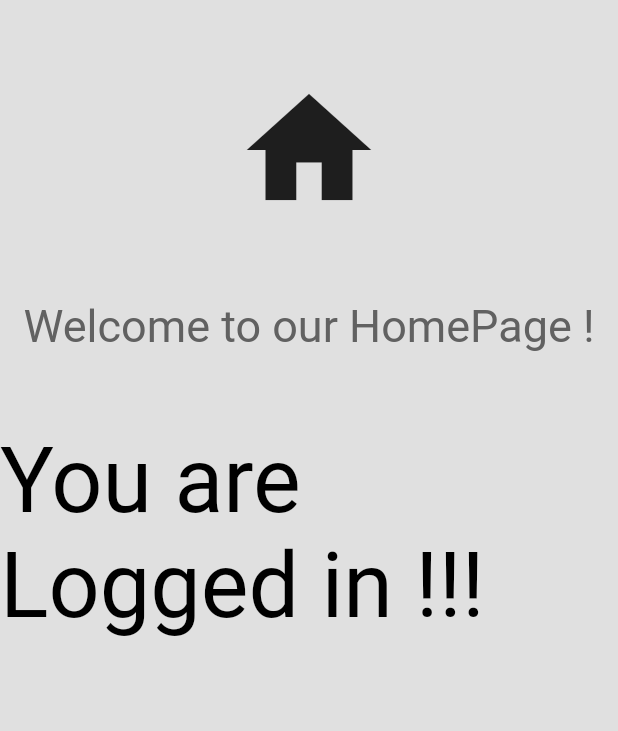
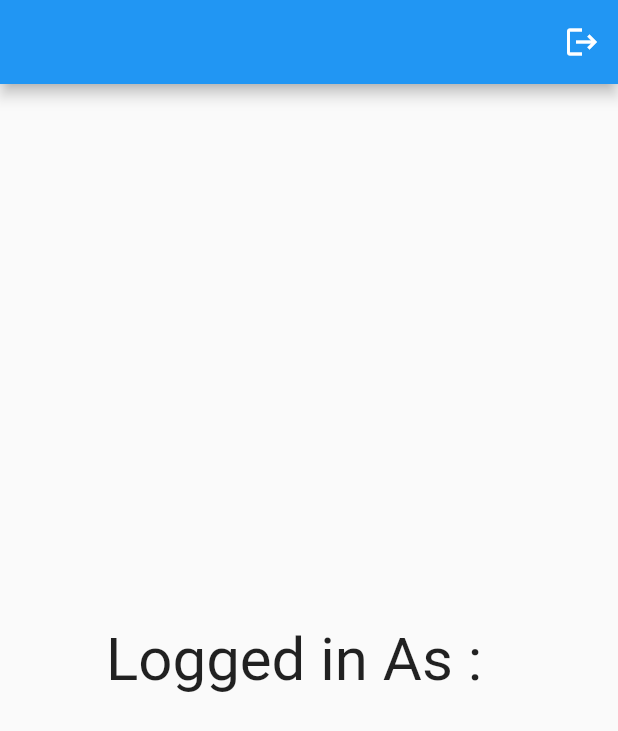
Before and after one commit to iifast2/ModernLoginUI, a Flutter app: the screen it shows once a user with an empty profile is signed in, on a phone screen of 412 x 824 dp. Shown: the top 731 px of the screen. Run offline on Flutter 3.47's test engine with Material 2 defaults, Android fonts, the phone set to English and light mode, and no system bars; our stand-ins replace firebase_auth, firebase_core; accounts and stored records are empty.

Commit message:
Commit Login, Logout working
:white_check_mark:

Commit Login, Logout working

```diff
--- a/lib/pages/home_page.dart
+++ b/lib/pages/home_page.dart
@@ -1,64 +1,29 @@
+import 'package:firebase_auth/firebase_auth.dart';
 import 'package:flutter/material.dart';
-import 'package:modernlogintute/components/my_button.dart';
-import 'package:modernlogintute/components/my_textfield.dart';
-import 'package:modernlogintute/components/square_tile.dart';
 
 class HomePage extends StatelessWidget {
-  const HomePage({Key? key}) : super(key: key);
+  HomePage({Key? key}) : super(key: key);
+
+  final user = FirebaseAuth.instance.currentUser!;
+
+// Sign user  out method
+
+  void signUserOut() {
+    FirebaseAuth.instance.signOut();
+  }
 
   @override
   Widget build(BuildContext context) {
     return Scaffold(
-      backgroundColor: Colors.grey[300],
-      body: SafeArea(
-        child: SingleChildScrollView(
-          child: Center(
-            child: Column(
-              mainAxisAlignment: MainAxisAlignment.center,
-              children: [
-                const SizedBox(height: 50),
-
-                // logo
-                const Icon(
-                  Icons.home,
-                  size: 100,
-                ),
-
-                const SizedBox(height: 50),
-
-                // Welcome to our HomePage !
-                Text(
-                  'Welcome to our HomePage !',
-                  style: TextStyle(
-                    color: Colors.grey[700],
-                    fontSize: 30,
-                  ),
-                ),
-
-                const SizedBox(height: 50),
-
-                // You are Logged in ~ Text!
-                const Text(
-                  'You are Logged in !!!',
-                  style: TextStyle(
-                    color: Colors.black,
-                    fontSize: 60,
-                  ),
-                ),
-
-
-                const SizedBox(height: 30),
-
-
-              ],
-            ),
-          ),
-        ),
-      ),
+      appBar: AppBar(actions: [
+        IconButton(onPressed: signUserOut, icon: const Icon(Icons.logout))
+      ]),
+      body: Center(
+          child: Text(
+        "Logged in As :  ${user.email!}",
+        style: TextStyle(fontSize: 40),
+      )),
+// body: Center(child: Text("Logged in As :  ${user.email!}" )),
     );
-
-
-
-
   }
 }
--- a/lib/pages/login_page.dart
+++ b/lib/pages/login_page.dart
@@ -142,7 +142,6 @@ class LoginPage extends StatelessWidget {
                     // facebook button
                     SquareTile(imagePath: 'lib/images/facebook.png'),
 
-
                     //////////////////////////////////////////////////////////////////////////////////////////
                   ],
                 ),
```
Also changed, not shown: 1 other file.
